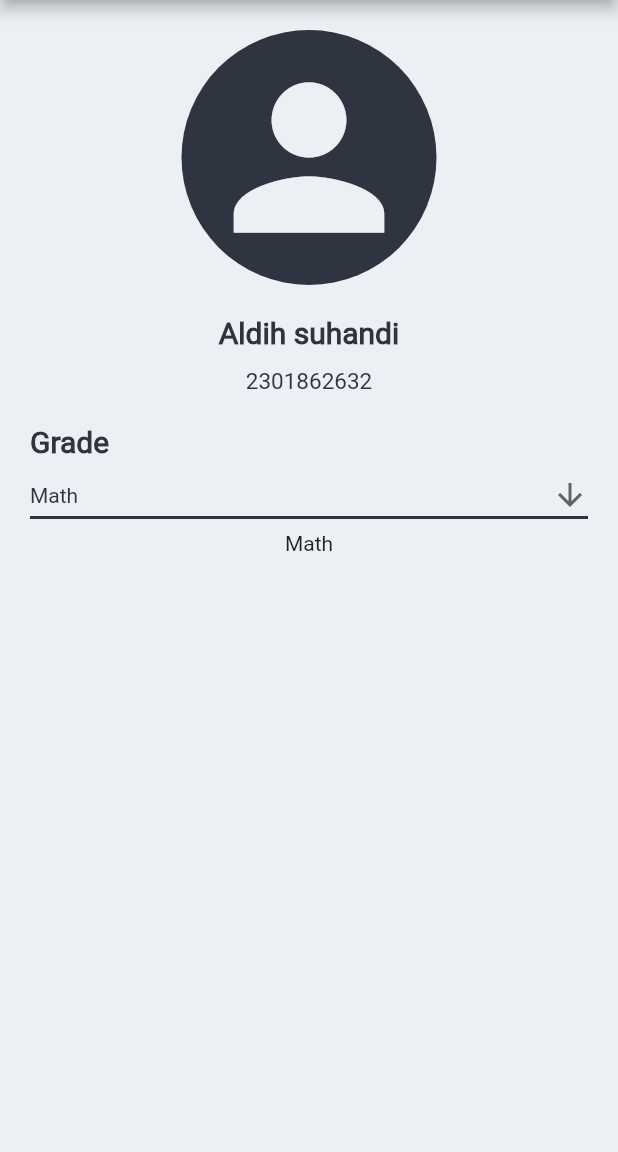
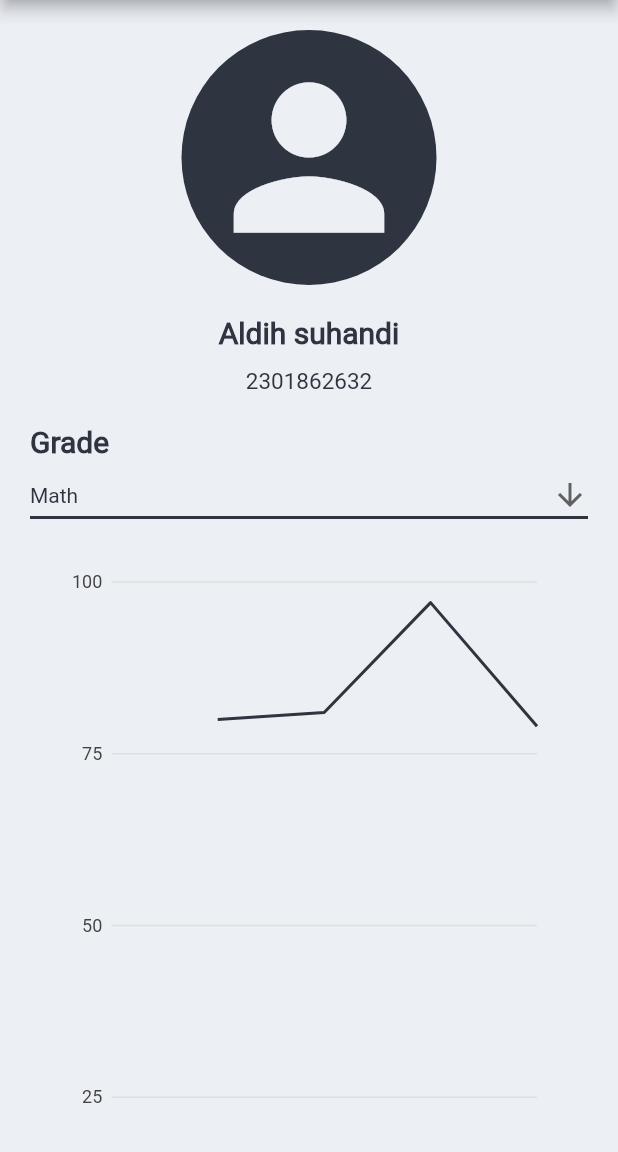
Before and after one commit to aldihsuhandi/SE-Bruh, a Flutter app: the screen it shows after launch, on a phone screen of 412 x 824 dp, the part 84-1236 px from its top. Run offline on Flutter 3.47's test engine with Material 2 defaults, Android fonts, the phone set to English and light mode, and no system bars; our stand-ins replace charts_flutter, hexcolor.

Commit message:
adding chart for showing score in profile page

```diff
--- a/lib/main.dart
+++ b/lib/main.dart
@@ -11,5 +11,10 @@ void main()
     user.addScore("Math", 81);
     user.addScore("Math", 97);
     user.addScore("Math", 79);
+    user.addScore("Physics", 50);
+    user.addScore("Physics", 70);
+    user.addScore("Physics", 65);
+    user.addScore("Physics", 90);
+    user.addScore("Physics", 0);
     runApp(MaterialApp(home: Profile(user)));
 }
--- a/lib/src/score.dart
+++ b/lib/src/score.dart
@@ -3,10 +3,7 @@ class Score
     String _subjectName = "";
     List<int> _scoreList = [];
 
-    Score(String subjectName)
-    {
-        _subjectName = subjectName;
-    }
+    Score(this._subjectName);
 
     void addScore(int sc)
     {
--- a/lib/src/user.dart
+++ b/lib/src/user.dart
@@ -7,11 +7,7 @@ class User
     String _nis = "";
     List<Score> scores = [];
 
-    User(String name, String nis)
-    {
-        _name = name;
-        _nis = nis;
-    }
+    User(this._name, this._nis);
 
     void setName(String name)
     {
--- a/lib/widget/profile.dart
+++ b/lib/widget/profile.dart
@@ -3,8 +3,8 @@ import 'package:hexcolor/hexcolor.dart';
 
 // import other file
 import 'drawer.dart';
+import 'scorecharts.dart';
 import '../src/user.dart';
-import '../src/score.dart';
 
 class Profile extends StatelessWidget
 {
@@ -113,8 +113,8 @@ class _GradeComboBox extends State<GradeComboBox>
     List<String> subjectList = [];
 
     @override
-    Widget build(BuildContext context)
-    {
+      void initState() {
+        super.initState();
         subjectList = user.getAllSubjectName();
         if(subjectList.isEmpty == true)
         {
@@ -124,6 +124,11 @@ class _GradeComboBox extends State<GradeComboBox>
         {
             val = subjectList[0];
         }
+      }
+
+    @override
+    Widget build(BuildContext context)
+    {
 
         return SingleChildScrollView(
             child: Column(
@@ -159,16 +164,3 @@ class _GradeComboBox extends State<GradeComboBox>
         );
     }
 }
-
-class GradeGraph extends StatelessWidget
-{
-    final User user;
-    final String subject;
-    GradeGraph(this.subject, this.user);
-
-    @override
-      Widget build(BuildContext context)
-      {
-          return Text(subject);
-      }
-}
--- /dev/null
+++ b/lib/widget/scorecharts.dart
@@ -0,0 +1,83 @@
+import 'package:flutter/material.dart';
+import 'package:hexcolor/hexcolor.dart';
+import 'package:charts_flutter/flutter.dart' as charts;
+
+// import other dart fike
+import '../src/user.dart';
+import '../src/score.dart';
+
+class GradeGraph extends StatelessWidget
+{
+    final User user;
+    final String subject;
+    final List<ScoreChartModel> data = [];
+    GradeGraph(this.subject, this.user);
+
+    void init()
+    {
+        Score sc = user.getScores().firstWhere(
+            (element) => element.getSubjectName() == subject
+        );
+        int len = sc.getScoreList().length;
+        for(int i = 0;i < len;++i){
+            data.add(
+                new ScoreChartModel(
+                    sc.getScoreList()[i],
+                    i + 1,
+                    HexColor("#2e3440")
+                )
+            );
+        }
+    }
+
+    @override
+    Widget build(BuildContext context)
+    {
+        if(subject == "null")
+        {
+            return Text(
+                "User don't have any score history"
+            );
+        }
+
+        init();
+        var series = [
+            new charts.Series(
+                id: "scores",
+                data: data,
+                domainFn: (ScoreChartModel scoreData, _) => scoreData.quiz,
+                measureFn: (ScoreChartModel scoreData, _) => scoreData.score,
+                colorFn: (ScoreChartModel scoreData, _) => scoreData.color,
+            ),
+        ];
+
+        var chart = charts.LineChart(
+            series,
+            animate: true,
+        );
+
+        var chartWidget = Padding(
+            padding: EdgeInsets.all(20),
+            child: SizedBox(
+                height: 500,
+                child: chart
+            ),
+        );
+
+        return chartWidget;
+    }
+}
+
+class ScoreChartModel
+{
+    final int score;
+    final int quiz;
+    final charts.Color color;
+    ScoreChartModel(this.score, this.quiz, Color c)
+    : this.color = charts.Color(
+        r: c.red,
+        g: c.green,
+        b: c.blue,
+        a: c.alpha
+    );
+}
--- a/pubspec.yaml
+++ b/pubspec.yaml
@@ -22,7 +22,7 @@ analyzer:
   - non-nullable
 
 environment:
-  sdk: ">=2.13.0-68.0.dev <3.0.0"
+  sdk: ">=2.12.4 <3.0.0"
 
 dependencies:
   flutter:
```
Also changed, not shown: pubspec.lock.
